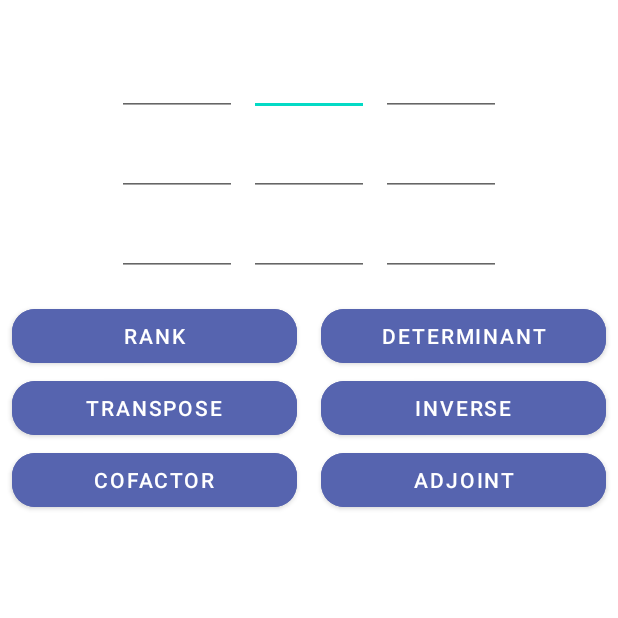
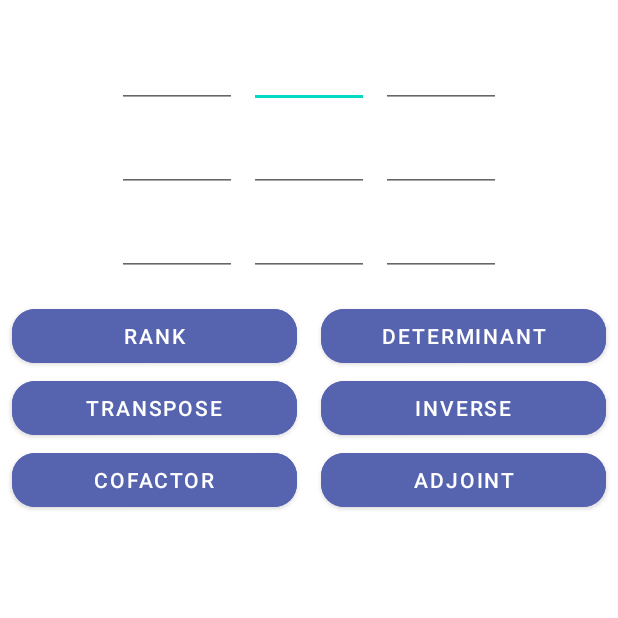
Before and after one commit to AdelShbz/A_Matrix_Calculator, an Android app: the screen it shows after launch (MainActivity), on a phone screen of 412 x 824 dp, the top half of it. Run offline under Robolectric (Android 15) with nearby library versions, the phone set to English and light mode, and no system bars.

Commit message:
Improved UI

```diff
--- a/app/src/main/java/com/example/amatrixcalculator/MainActivity.kt
+++ b/app/src/main/java/com/example/amatrixcalculator/MainActivity.kt
@@ -1,8 +1,11 @@
 package com.example.amatrixcalculator
 
+import android.content.Context
 import android.opengl.Visibility
+
 import android.os.Bundle
 import android.view.View
+import android.view.inputmethod.InputMethodManager
 import android.widget.EditText
 import android.widget.TextView
 import android.widget.Toast
@@ -29,7 +32,8 @@ class MainActivity : AppCompatActivity() {
         binding.horizontalScrollView.visibility = View.INVISIBLE
 
     }
-    fun setDefultVisibility(){
+
+    fun setDefultVisibility() {
         binding.horizontalScrollView.visibility = View.VISIBLE
         binding.imageViewResultL.visibility = View.VISIBLE
         binding.imageViewResultR.visibility = View.VISIBLE
@@ -43,6 +47,11 @@ class MainActivity : AppCompatActivity() {
         binding.linearLayoutResultInv2.visibility = View.VISIBLE
         binding.linearLayoutResultInv3.visibility = View.VISIBLE
         binding.textViewNumberResult.visibility = View.VISIBLE
+    }
+    fun hideKeyboard(view: View){
+        val imm: InputMethodManager =
+            getSystemService(Context.INPUT_METHOD_SERVICE) as InputMethodManager
+        imm.hideSoftInputFromWindow(view.windowToken, 0)
     }
     fun onDet(view: View) {
         getNumbers()
@@ -58,6 +67,7 @@ class MainActivity : AppCompatActivity() {
             Toast.makeText(this@MainActivity, "is empty", Toast.LENGTH_LONG).show()
             return
         }
+        hideKeyboard(view)
         assignmentIntMatrix()
         for (i: Int in 0 until 3) {
             for (j: Int in 0 until 3) {
@@ -101,6 +111,7 @@ class MainActivity : AppCompatActivity() {
             Toast.makeText(this@MainActivity, "is empty", Toast.LENGTH_LONG).show()
             return
         }
+        hideKeyboard(view)
         assignmentIntMatrix()
         for (i: Int in 0 until 3) {
             for (j: Int in 0 until 3) {
@@ -148,6 +159,7 @@ class MainActivity : AppCompatActivity() {
             Toast.makeText(this@MainActivity, "is empty", Toast.LENGTH_LONG).show()
             return
         }
+        hideKeyboard(view)
         assignmentIntMatrix()
         for (i: Int in 0 until 3) {
             for (j: Int in 0 until 3) {
@@ -160,7 +172,7 @@ class MainActivity : AppCompatActivity() {
                 findViewById<TextView>(resourceId).text = matrixInt[i][j].toString()
             }
         }
-        if (Determinant.determinantOfMatrix(matrixInt,3) == 0){
+        if (Determinant.determinantOfMatrix(matrixInt, 3) == 0) {
             setDefultVisibility()
             binding.textViewNumberResult.text = " there is no inverse."
             binding.textViewOperation.text = "Inverse"
@@ -228,6 +240,7 @@ class MainActivity : AppCompatActivity() {
             Toast.makeText(this@MainActivity, "is empty", Toast.LENGTH_LONG).show()
             return
         }
+        hideKeyboard(view)
         assignmentIntMatrix()
         for (i: Int in 0 until 3) {
             for (j: Int in 0 until 3) {
@@ -278,6 +291,7 @@ class MainActivity : AppCompatActivity() {
             Toast.makeText(this@MainActivity, "is empty", Toast.LENGTH_LONG).show()
             return
         }
+        hideKeyboard(view)
         assignmentIntMatrix()
         for (i: Int in 0 until 3) {
             for (j: Int in 0 until 3) {
@@ -328,6 +342,7 @@ class MainActivity : AppCompatActivity() {
             Toast.makeText(this@MainActivity, "is empty", Toast.LENGTH_LONG).show()
             return
         }
+        hideKeyboard(view)
         assignmentIntMatrix()
         for (i: Int in 0 until 3) {
             for (j: Int in 0 until 3) {
--- a/app/src/main/res/layout/activity_main.xml
+++ b/app/src/main/res/layout/activity_main.xml
@@ -10,10 +10,15 @@
         android:id="@+id/editTextNumberSigned01"
         android:layout_width="80dp"
         android:layout_height="wrap_content"
-        android:layout_marginTop="32dp"
+        android:layout_marginTop="24dp"
         android:ems="10"
+        android:gravity="center"
+        android:imeOptions="actionNext"
         android:inputType="numberSigned"
         android:tag="01"
+        android:textColor="#777777"
+        android:textSize="20sp"
+        android:textStyle="bold"
         app:layout_constraintEnd_toEndOf="parent"
         app:layout_constraintStart_toStartOf="parent"
         app:layout_constraintTop_toTopOf="parent" />
@@ -23,10 +28,15 @@
         android:layout_width="80dp"
         android:layout_height="wrap_content"
         android:layout_marginStart="8dp"
-        android:layout_marginTop="32dp"
+        android:layout_marginTop="24dp"
         android:ems="10"
+        android:gravity="center"
+        android:imeOptions="actionNext"
         android:inputType="numberSigned"
         android:tag="02"
+        android:textColor="#777777"
+        android:textSize="20sp"
+        android:textStyle="bold"
         app:layout_constraintStart_toEndOf="@+id/editTextNumberSigned01"
         app:layout_constraintTop_toTopOf="parent" />
 
@@ -34,11 +44,16 @@
         android:id="@+id/editTextNumberSigned00"
         android:layout_width="80dp"
         android:layout_height="wrap_content"
-        android:layout_marginTop="32dp"
+        android:layout_marginTop="24dp"
         android:layout_marginEnd="8dp"
         android:ems="10"
+        android:gravity="center"
+        android:imeOptions="actionNext"
         android:inputType="numberSigned"
         android:tag="00"
+        android:textColor="#777777"
+        android:textSize="20sp"
+        android:textStyle="bold"
         app:layout_constraintEnd_toStartOf="@+id/editTextNumberSigned01"
         app:layout_constraintTop_toTopOf="parent" />
 
@@ -48,8 +63,13 @@
         android:layout_height="wrap_content"
         android:layout_marginTop="8dp"
         android:ems="10"
+        android:gravity="center"
+        android:imeOptions="actionNext"
         android:inputType="numberSigned"
         android:tag="11"
+        android:textColor="#777777"
+        android:textSize="20sp"
+        android:textStyle="bold"
         app:layout_constraintEnd_toEndOf="parent"
         app:layout_constraintStart_toStartOf="parent"
         app:layout_constraintTop_toBottomOf="@+id/editTextNumberSigned01" />
@@ -61,8 +81,13 @@
         android:layout_marginTop="8dp"
         android:layout_marginEnd="8dp"
         android:ems="10"
+        android:gravity="center"
+        android:imeOptions="actionNext"
         android:inputType="numberSigned"
         android:tag="10"
+        android:textColor="#777777"
+        android:textSize="20sp"
+        android:textStyle="bold"
         app:layout_constraintEnd_toStartOf="@+id/editTextNumberSigned11"
         app:layout_constraintTop_toBottomOf="@+id/editTextNumberSigned00" />
 
@@ -73,8 +98,13 @@
         android:layout_marginStart="8dp"
         android:layout_marginTop="8dp"
         android:ems="10"
+        android:gravity="center"
+        android:imeOptions="actionNext"
         android:inputType="numberSigned"
         android:tag="12"
+        android:textColor="#777777"
+        android:textSize="20sp"
+        android:textStyle="bold"
         app:layout_constraintStart_toEndOf="@+id/editTextNumberSigned11"
         app:layout_constraintTop_toBottomOf="@+id/editTextNumberSigned02" />
 
@@ -84,8 +114,13 @@
         android:layout_height="wrap_content"
         android:layout_marginTop="8dp"
         android:ems="10"
+        android:gravity="center"
+        android:imeOptions="actionNext"
         android:inputType="numberSigned"
         android:tag="21"
+        android:textColor="#777777"
+        android:textSize="20sp"
+        android:textStyle="bold"
         app:layout_constraintEnd_toEndOf="parent"
         app:layout_constraintStart_toStartOf="parent"
         app:layout_constraintTop_toBottomOf="@+id/editTextNumberSigned11" />
@@ -97,8 +132,13 @@
         android:layout_marginTop="8dp"
         android:layout_marginEnd="8dp"
         android:ems="10"
+        android:gravity="center"
+        android:imeOptions="actionNext"
         android:inputType="numberSigned"
         android:tag="20"
+        android:textColor="#777777"
+        android:textSize="20sp"
+        android:textStyle="bold"
         app:layout_constraintEnd_toStartOf="@+id/editTextNumberSigned21"
         app:layout_constraintTop_toBottomOf="@+id/editTextNumberSigned10" />
 
@@ -109,8 +149,12 @@
         android:layout_marginStart="8dp"
         android:layout_marginTop="8dp"
         android:ems="10"
+        android:gravity="center"
         android:inputType="numberSigned"
         android:tag="22"
+        android:textColor="#777777"
+        android:textSize="20sp"
+        android:textStyle="bold"
         app:layout_constraintStart_toEndOf="@+id/editTextNumberSigned21"
         app:layout_constraintTop_toBottomOf="@+id/editTextNumberSigned12" />
 
@@ -600,6 +644,7 @@
                 android:id="@+id/textViewNumberResult"
                 android:layout_width="wrap_content"
                 android:layout_height="match_parent"
+                android:layout_marginLeft="8dp"
                 android:layout_weight="1"
                 android:gravity="center"
                 android:text="22"
--- a/app/src/main/res/values/themes.xml
+++ b/app/src/main/res/values/themes.xml
@@ -2,8 +2,8 @@
     <!-- Base application theme. -->
     <style name="Theme.AMatrixCalculator" parent="Theme.MaterialComponents.Light.NoActionBar">
         <!-- Primary brand color. -->
-        <item name="colorPrimary">@color/purple_500</item>
-        <item name="colorPrimaryVariant">@color/purple_700</item>
+        <item name="colorPrimary">#5664AF</item>
+        <item name="colorPrimaryVariant">#465395</item>
         <item name="colorOnPrimary">@color/white</item>
         <!-- Secondary brand color. -->
         <item name="colorSecondary">@color/teal_200</item>
```
